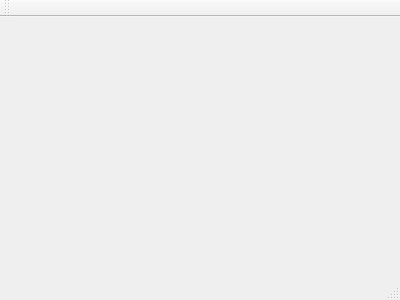
This is qtAppToRunOnBB/mainwindow.ui in wagmarom1/proyectoSE1 as Qt 5 draws it before an edit. The edited form follows.
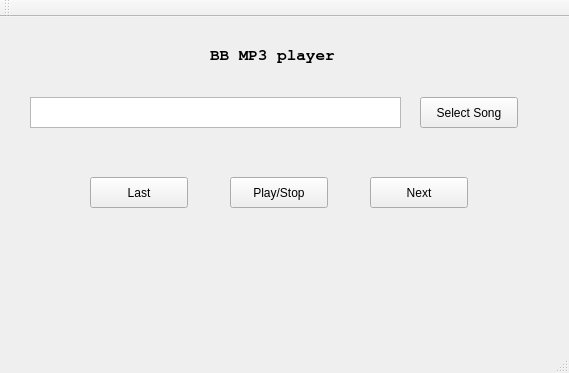
This is the edited form.

Commit message: Comienzo GUI para BB, con QfileChooser, qt

The edit to the form file:
```diff
--- a/qtAppToRunOnBB/mainwindow.ui
+++ b/qtAppToRunOnBB/mainwindow.ui
@@ -1,24 +1,126 @@
 <ui version="4.0">
  <class>MainWindow</class>
- <widget class="QMainWindow" name="MainWindow" >
-  <property name="geometry" >
+ <widget class="QMainWindow" name="MainWindow">
+  <property name="geometry">
    <rect>
     <x>0</x>
     <y>0</y>
-    <width>400</width>
-    <height>300</height>
+    <width>569</width>
+    <height>373</height>
    </rect>
   </property>
   <property name="windowTitle" >
    <string>MainWindow</string>
   </property>
-  <widget class="QMenuBar" name="menuBar" />
-  <widget class="QToolBar" name="mainToolBar" />
-  <widget class="QWidget" name="centralWidget" />
-  <widget class="QStatusBar" name="statusBar" />
+  <widget class="QWidget" name="centralWidget">
+   <widget class="QTextEdit" name="TextPath">
+    <property name="geometry">
+     <rect>
+      <x>30</x>
+      <y>80</y>
+      <width>371</width>
+      <height>31</height>
+     </rect>
+    </property>
+   </widget>
+   <widget class="QPushButton" name="BtnSelectSong">
+    <property name="geometry">
+     <rect>
+      <x>420</x>
+      <y>80</y>
+      <width>98</width>
+      <height>31</height>
+     </rect>
+    </property>
+    <property name="text">
+     <string>Select Song</string>
+    </property>
+   </widget>
+   <widget class="QLabel" name="LabelTile">
+    <property name="geometry">
+     <rect>
+      <x>210</x>
+      <y>30</y>
+      <width>131</width>
+      <height>17</height>
+     </rect>
+    </property>
+    <property name="font">
+     <font>
+      <family>FreeMono</family>
+      <pointsize>12</pointsize>
+      <weight>75</weight>
+      <bold>true</bold>
+     </font>
+    </property>
+    <property name="styleSheet">
+     <string notr="true"/>
+    </property>
+    <property name="text">
+     <string>BB MP3 player</string>
+    </property>
+   </widget>
+   <widget class="QPushButton" name="BtnLast">
+    <property name="geometry">
+     <rect>
+      <x>90</x>
+      <y>160</y>
+      <width>98</width>
+      <height>31</height>
+     </rect>
+    </property>
+    <property name="text">
+     <string>Last</string>
+    </property>
+   </widget>
+   <widget class="QPushButton" name="BtnPlayStop">
+    <property name="geometry">
+     <rect>
+      <x>230</x>
+      <y>160</y>
+      <width>98</width>
+      <height>31</height>
+     </rect>
+    </property>
+    <property name="text">
+     <string>Play/Stop</string>
+    </property>
+   </widget>
+   <widget class="QPushButton" name="BtnNext">
+    <property name="geometry">
+     <rect>
+      <x>370</x>
+      <y>160</y>
+      <width>98</width>
+      <height>31</height>
+     </rect>
+    </property>
+    <property name="text">
+     <string>Next</string>
+    </property>
+   </widget>
+  </widget>
+  <widget class="QMenuBar" name="menuBar">
+   <property name="geometry">
+    <rect>
+     <x>0</x>
+     <y>0</y>
+     <width>569</width>
+     <height>25</height>
+    </rect>
+   </property>
+  </widget>
+  <widget class="QToolBar" name="mainToolBar">
+   <attribute name="toolBarArea">
+    <enum>TopToolBarArea</enum>
+   </attribute>
+   <attribute name="toolBarBreak">
+    <bool>false</bool>
+   </attribute>
+  </widget>
+  <widget class="QStatusBar" name="statusBar"/>
  </widget>
- <layoutDefault spacing="6" margin="11" />
- <pixmapfunction></pixmapfunction>
+ <layoutdefault spacing="6" margin="11"/>
  <resources/>
  <connections/>
 </ui>
```
Left out of the diff: 25 changed lines with no effect on the pictures. The commit also changes 3 other files.
